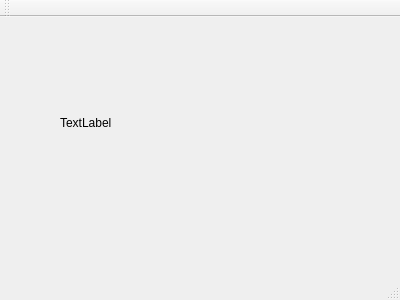
Old version of the form bento.ui in the repository costesjean/BentoNyan.
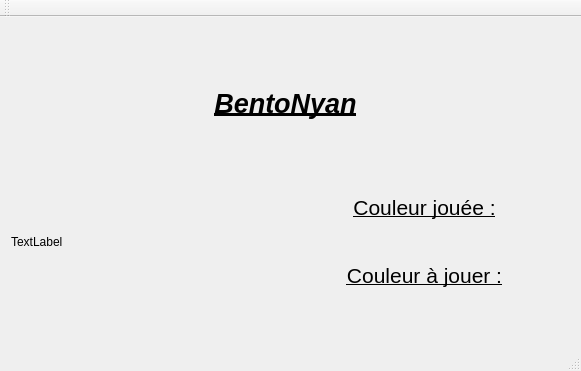
New version of the form.

Commit message: dbeut interface

Patch:
```diff
--- a/bento.ui
+++ b/bento.ui
@@ -6,26 +6,75 @@
    <rect>
     <x>0</x>
     <y>0</y>
-    <width>400</width>
-    <height>300</height>
+    <width>581</width>
+    <height>371</height>
    </rect>
   </property>
   <property name="windowTitle">
    <string>Bento</string>
   </property>
   <widget class="QWidget" name="centralWidget">
-   <widget class="QLabel" name="camLabel">
+   <widget class="QWidget" name="verticalLayoutWidget">
     <property name="geometry">
      <rect>
-      <x>60</x>
-      <y>0</y>
-      <width>331</width>
-      <height>211</height>
+      <x>0</x>
+      <y>10</y>
+      <width>571</width>
+      <height>291</height>
      </rect>
     </property>
-    <property name="text">
-     <string>TextLabel</string>
-    </property>
+    <layout class="QVBoxLayout" name="titreLayout">
+     <property name="sizeConstraint">
+      <enum>QLayout::SetMaximumSize</enum>
+     </property>
+     <item>
+      <widget class="QLabel" name="appliName">
+       <property name="enabled">
+        <bool>true</bool>
+       </property>
+       <property name="text">
+        <string>&lt;html&gt;&lt;head/&gt;&lt;body&gt;&lt;p align=&quot;center&quot;&gt;&lt;span style=&quot; font-size:20pt; font-weight:600; font-style:italic; text-decoration: underline;&quot;&gt;BentoNyan&lt;/span&gt;&lt;/p&gt;&lt;/body&gt;&lt;/html&gt;</string>
+       </property>
+      </widget>
+     </item>
+     <item>
+      <layout class="QHBoxLayout" name="horizontalLayout">
+       <item>
+        <widget class="QLabel" name="camLabel">
+         <property name="text">
+          <string>TextLabel</string>
+         </property>
+        </widget>
+       </item>
+       <item>
+        <layout class="QVBoxLayout" name="verticalLayout_2">
+         <item>
+          <layout class="QVBoxLayout" name="verticalLayout_3">
+           <item>
+            <widget class="QLabel" name="couleurJoue">
+             <property name="text">
+              <string>&lt;html&gt;&lt;head/&gt;&lt;body&gt;&lt;p align=&quot;center&quot;&gt;&lt;span style=&quot; font-size:16pt; text-decoration: underline;&quot;&gt;Couleur jouée :&lt;/span&gt;&lt;/p&gt;&lt;/body&gt;&lt;/html&gt;</string>
+             </property>
+            </widget>
+           </item>
+          </layout>
+         </item>
+         <item>
+          <layout class="QVBoxLayout" name="verticalLayout_4">
+           <item>
+            <widget class="QLabel" name="couleurAJoue">
+             <property name="text">
+              <string>&lt;html&gt;&lt;head/&gt;&lt;body&gt;&lt;p align=&quot;center&quot;&gt;&lt;span style=&quot; font-size:16pt; text-decoration: underline;&quot;&gt;Couleur à jouer :&lt;/span&gt;&lt;/p&gt;&lt;/body&gt;&lt;/html&gt;</string>
+             </property>
+            </widget>
+           </item>
+          </layout>
+         </item>
+        </layout>
+       </item>
+      </layout>
+     </item>
+    </layout>
    </widget>
   </widget>
   <widget class="QMenuBar" name="menuBar">
```
Left out of the diff: 4 changed lines with no effect on the pictures. The commit also changes 3 other files.
